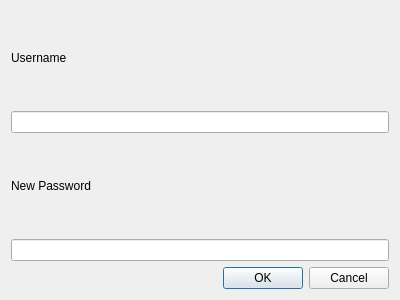
Old version of the form forgetpasswordwindow.ui in the repository AP-projects-4001/-.
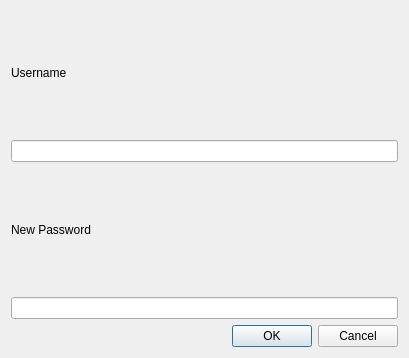
New version of the form.

Diff of the .ui file:
```diff
--- a/forgetpasswordwindow.ui
+++ b/forgetpasswordwindow.ui
@@ -6,8 +6,8 @@
    <rect>
     <x>0</x>
     <y>0</y>
-    <width>400</width>
-    <height>300</height>
+    <width>409</width>
+    <height>358</height>
    </rect>
   </property>
   <property name="windowTitle">
```
Left out of the diff: 35 changed lines with no effect on the pictures.
